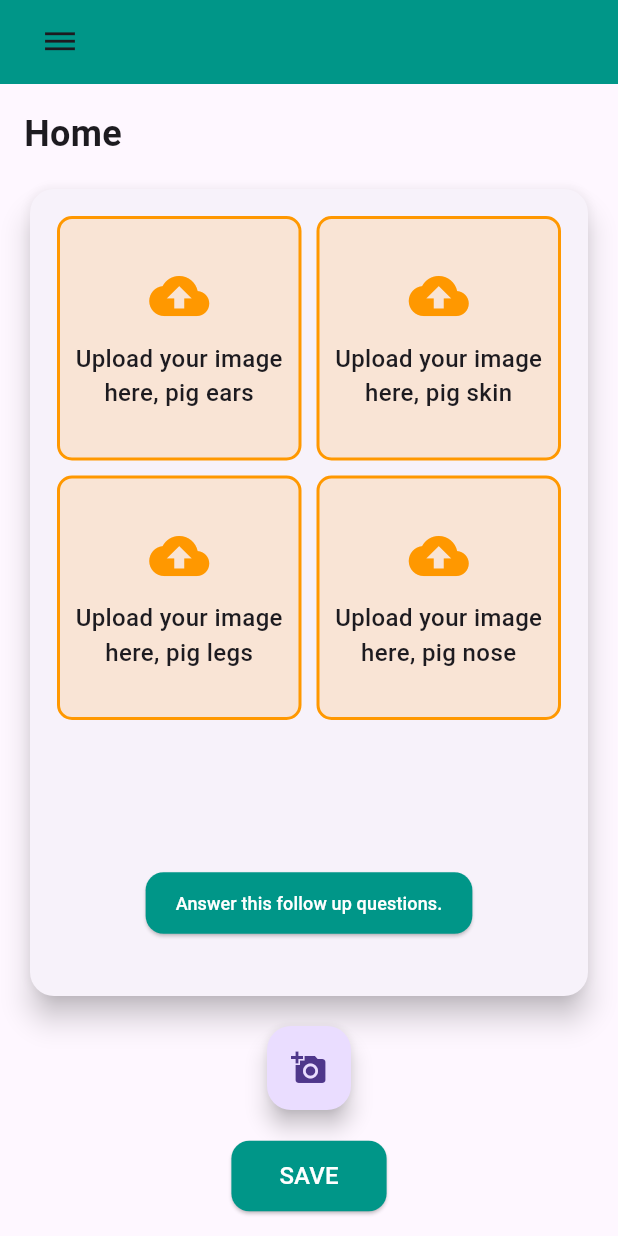
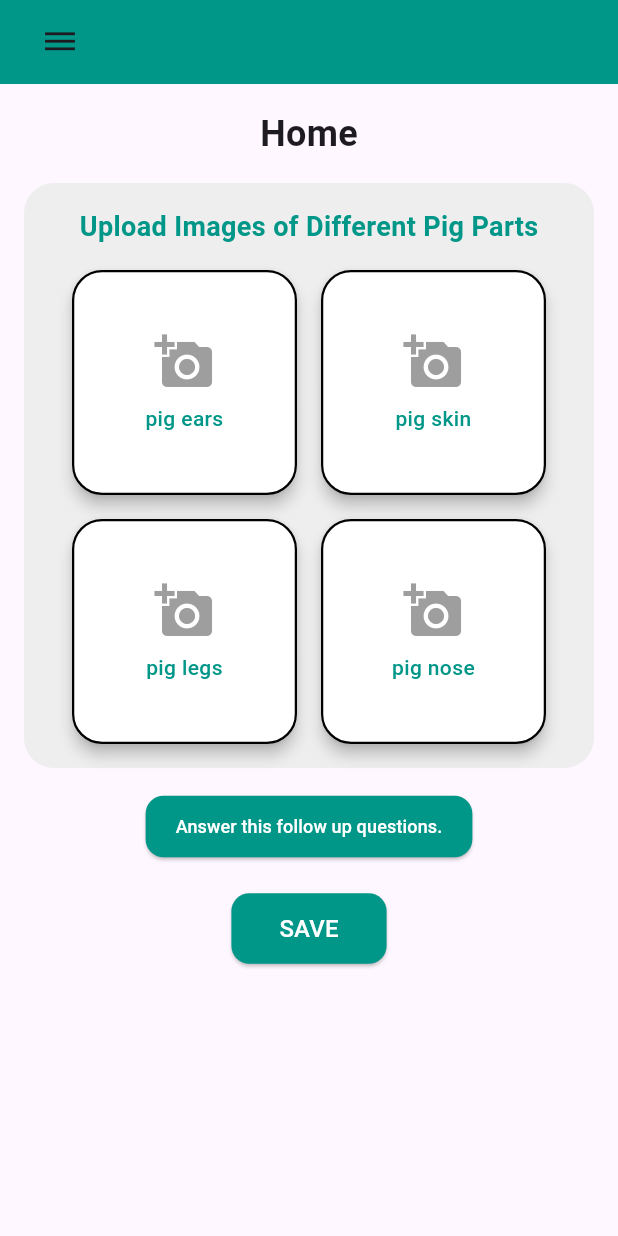
Before and after one commit to MorsHs/swine_care, a Flutter app: the HomePage screen opened by its route, on a phone screen of 412 x 824 dp. Run offline on Flutter 3.47's test engine with Material 3 defaults, Android fonts, the phone set to English and light mode, and no system bars; our stand-ins replace flutter_settings_screens, go_router, google_fonts, image_picker, lottie, smooth_page_indicator.

Commit message:
enhancing homepage

```diff
--- a/lib/feature/homepage/presentation/pages/HomePage.dart
+++ b/lib/feature/homepage/presentation/pages/HomePage.dart
@@ -1,12 +1,35 @@
+import 'dart:io';
 import 'package:flutter/material.dart';
 import 'package:google_fonts/google_fonts.dart';
-import 'package:swine_care/feature/homepage/presentation/widget/CameraFloatingButton.dart';
+import 'package:image_picker/image_picker.dart';
+import 'package:swine_care/feature/homepage/presentation/widget/CameraGrid.dart';
 import 'package:swine_care/feature/homepage/presentation/widget/CheckerButton.dart';
 import 'package:swine_care/feature/homepage/presentation/widget/SaveButton.dart';
-import 'package:swine_care/feature/homepage/presentation/widget/UploadImageGrid.dart';
 
-class HomePage extends StatelessWidget {
+class HomePage extends StatefulWidget {
   const HomePage({super.key});
+
+  @override
+  State<HomePage> createState() => _HomePageState();
+}
+
+class _HomePageState extends State<HomePage> {
+  final ImagePicker picker = ImagePicker();
+  File? selectedImageEars;
+  File? selectedImageSkin;
+  File? selectedImageLegs;
+  File? selectedImageNose;
+
+  Future<void> getImage(ImageSource source, Function(File) setImage) async {
+    final pickedFile = await picker.pickImage(source: source);
+    if (pickedFile != null) {
+      setState(() {
+        setImage(File(pickedFile.path));
+      });
+    } else {
+      print("No image selected.");
+    }
+  }
 
   @override
   Widget build(BuildContext context) {
@@ -15,21 +38,19 @@ class HomePage extends StatelessWidget {
         title: Row(
           children: [
             SizedBox(
-              child: IconButton(onPressed: (){},
-                icon: const Icon(
-                    Icons.dehaze
-                ),
+              child: IconButton(
+                onPressed: () {},
+                icon: const Icon(Icons.dehaze),
               ),
             ),
           ],
         ),
         backgroundColor: Colors.teal,
       ),
-
       body: Padding(
         padding: const EdgeInsets.all(16.0),
         child: Column(
-          crossAxisAlignment: CrossAxisAlignment.start,
+          mainAxisAlignment: MainAxisAlignment.start,
           children: [
             Text(
               "Home",
@@ -39,34 +60,58 @@ class HomePage extends StatelessWidget {
               ),
             ),
             const SizedBox(height: 16),
-            Expanded(
-              child: Card(
-                elevation: 8,
-                shape: RoundedRectangleBorder(
-                  borderRadius: BorderRadius.circular(16),
-                ),
-                child: const Padding(
-                  padding: EdgeInsets.all(8.0),
-                  child: Column(
-                    children: [
-                     Expanded(
-                         child:UploadImageGrid()
-                     ),
-                      CheckerButton(),
-                      SizedBox(height: 30)
-                    ],
-                  ),
-                ),
+
+            // Main Container
+            Container(
+              width: MediaQuery.of(context).size.width,
+              padding: const EdgeInsets.all(16),
+              decoration: BoxDecoration(
+                color: Colors.grey[200],
+                borderRadius: BorderRadius.circular(20),
+              ),
+              child: CameraGrid(
+                selectedImageEars: selectedImageEars,
+                selectedImageSkin: selectedImageSkin,
+                selectedImageLegs: selectedImageLegs,
+                selectedImageNose: selectedImageNose,
+                onImageEarsSelected: () async {
+                  await getImage(ImageSource.gallery, (image) {
+                    setState(() {
+                      selectedImageEars = image;
+                    });
+                  });
+                },
+                onImageSkinSelected: () async {
+                  await getImage(ImageSource.gallery, (image) {
+                    setState(() {
+                      selectedImageSkin = image;
+                    });
+                  });
+                },
+                onImageLegsSelected: () async {
+                  await getImage(ImageSource.gallery, (image) {
+                    setState(() {
+                      selectedImageLegs = image;
+                    });
+                  });
+                },
+                onImageNoseSelected: () async {
+                  await getImage(ImageSource.gallery, (image) {
+                    setState(() {
+                      selectedImageNose = image;
+                    });
+                  });
+                },
               ),
             ),
-            const SizedBox(height: 16),
-            Align(
-              alignment: Alignment.bottomCenter,
-              child: CameraFloatingButton(),
-            ),
-            const SizedBox(height: 20),
-            const SaveButton(),
+            SizedBox(height: 15),
+            CheckerButton(),
+            SizedBox(height: 20),
+            SaveButton(),
+            SizedBox(height: 2),
           ],
+
+
         ),
       ),
     );
--- /dev/null
+++ b/lib/feature/homepage/presentation/widget/CameraContainer.dart
@@ -0,0 +1,65 @@
+import 'dart:io';
+import 'package:flutter/material.dart';
+import 'package:google_fonts/google_fonts.dart';
+
+class CameraContainer extends StatelessWidget {
+  final String text;
+  final IconData icon;
+  final File? selectedImage;
+  final VoidCallback onTap;
+
+  const CameraContainer({
+    Key? key,
+    required this.text,
+    required this.icon,
+    this.selectedImage,
+    required this.onTap,
+  }) : super(key: key);
+
+  @override
+  Widget build(BuildContext context) {
+    return GestureDetector(
+      onTap: onTap,
+      child: Material(
+        elevation: 4,
+        borderRadius: BorderRadius.circular(20),
+        child: Container(
+          width: 150,
+          height: 150,
+          decoration: BoxDecoration(
+            color: Colors.white,
+            border: Border.all(color: Colors.black, width: 1.5),
+            borderRadius: BorderRadius.circular(20),
+          ),
+          child: Column(
+            mainAxisAlignment: MainAxisAlignment.center,
+            children: [
+              selectedImage == null
+                  ? Icon(
+                icon,
+                size: 40,
+                color: Colors.grey,
+              )
+                  : Image.file(
+                selectedImage!,
+                fit: BoxFit.cover,
+                width: 150,
+                height: 150,
+              ),
+              const SizedBox(height: 8),
+              Text(
+                text,
+                textAlign: TextAlign.center,
+                style: GoogleFonts.concertOne(
+                  fontSize: 14,
+                  fontWeight: FontWeight.w500,
+                  color: Colors.teal,
+                ),
+              ),
+            ],
+          ),
+        ),
+      ),
+    );
+  }
+}
--- a/lib/feature/homepage/presentation/widget/CameraFloatingButton.dart
+++ /dev/null
@@ -1,14 +0,0 @@
-import 'package:flutter/material.dart';
-
-class CameraFloatingButton extends StatelessWidget {
-  const CameraFloatingButton({super.key});
-
-  @override
-  Widget build(BuildContext context) {
-    return FloatingActionButton(
-      onPressed: () {},
-      tooltip: 'Pick Image',
-      child: const Icon(Icons.add_a_photo),
-    );
-  }
-}
--- /dev/null
+++ b/lib/feature/homepage/presentation/widget/CameraGrid.dart
@@ -0,0 +1,85 @@
+import 'dart:io';
+import 'package:flutter/material.dart';
+import 'package:google_fonts/google_fonts.dart';
+import 'package:swine_care/feature/homepage/presentation/widget/CameraContainer.dart';
+
+class CameraGrid extends StatelessWidget {
+  final File? selectedImageEars;
+  final File? selectedImageSkin;
+  final File? selectedImageLegs;
+  final File? selectedImageNose;
+  final VoidCallback onImageEarsSelected;
+  final VoidCallback onImageSkinSelected;
+  final VoidCallback onImageLegsSelected;
+  final VoidCallback onImageNoseSelected;
+
+  const CameraGrid({
+    Key? key,
+    this.selectedImageEars,
+    this.selectedImageSkin,
+    this.selectedImageLegs,
+    this.selectedImageNose,
+    required this.onImageEarsSelected,
+    required this.onImageSkinSelected,
+    required this.onImageLegsSelected,
+    required this.onImageNoseSelected,
+  }) : super(key: key);
+
+  @override
+  Widget build(BuildContext context) {
+    return Column(
+      children: [
+        Text(
+          "Upload Images of Different Pig Parts",
+          style: GoogleFonts.concertOne(
+            fontSize: 18,
+            fontWeight: FontWeight.bold,
+            color: Colors.teal,
+          ),
+        ),
+        const SizedBox(height: 16),
+
+        // Row of 4 containers for cameras
+        Row(
+          mainAxisAlignment: MainAxisAlignment.spaceEvenly,
+          children: [
+
+            CameraContainer(
+              text: "pig ears",
+              icon: Icons.add_a_photo,
+              selectedImage: selectedImageEars,
+              onTap: onImageEarsSelected,
+            ),
+
+            CameraContainer(
+              text: "pig skin",
+              icon: Icons.add_a_photo,
+              selectedImage: selectedImageSkin,
+              onTap: onImageSkinSelected,
+            ),
+          ],
+        ),
+        const SizedBox(height: 16),
+        Row(
+          mainAxisAlignment: MainAxisAlignment.spaceEvenly,
+          children: [
+
+            CameraContainer(
+              text: "pig legs",
+              icon: Icons.add_a_photo,
+              selectedImage: selectedImageLegs,
+              onTap: onImageLegsSelected,
+            ),
+
+            CameraContainer(
+              text: "pig nose",
+              icon: Icons.add_a_photo,
+              selectedImage: selectedImageNose,
+              onTap: onImageNoseSelected,
+            ),
+          ],
+        ),
+      ],
+    );
+  }
+}
--- a/lib/feature/homepage/presentation/widget/CheckerButton.dart
+++ b/lib/feature/homepage/presentation/widget/CheckerButton.dart
@@ -9,7 +9,7 @@ class CheckerButton extends StatelessWidget {
     return  Center(
       child: ElevatedButton(
         onPressed: () {
-          // Add save functionality here
+
         },
         style: ElevatedButton.styleFrom(
           backgroundColor: Colors.teal,
--- a/lib/feature/homepage/presentation/widget/SaveButton.dart
+++ b/lib/feature/homepage/presentation/widget/SaveButton.dart
@@ -9,7 +9,7 @@ class SaveButton extends StatelessWidget {
     return  Center(
       child: ElevatedButton(
         onPressed: () {
-          // Add save functionality here
+
         },
         style: ElevatedButton.styleFrom(
           backgroundColor: Colors.teal,
--- a/lib/feature/homepage/presentation/widget/UploadImageGrid.dart
+++ /dev/null
@@ -1,67 +0,0 @@
-import 'package:flutter/material.dart';
-
-class UploadImageGrid extends StatelessWidget {
-  const UploadImageGrid({Key? key}) : super(key: key);
-
-  @override
-  Widget build(BuildContext context) {
-    // Titles for each container
-    final List<String> containerTitles = [
-      'Upload your image here,'
-          ' pig ears',
-      'Upload your image here,'
-          ' pig skin',
-      'Upload your image here, '
-          'pig legs',
-      'Upload your image here,'
-          ' pig nose',
-    ];
-
-    return GridView.count(
-      crossAxisCount: 2,
-      crossAxisSpacing: 10,
-      mainAxisSpacing: 10,
-      padding: const EdgeInsets.all(10),
-      children: List.generate(
-        containerTitles.length,
-            (index) => _buildUploadContainer(containerTitles[index]),
-      ),
-    );
-  }
-
-  Widget _buildUploadContainer(String title) {
-    return GestureDetector(
-      onTap: (){
-
-      },
-      child: Container(
-        decoration: BoxDecoration(
-          color: Colors.orangeAccent.withOpacity(0.2),
-          border: Border.all(color: Colors.orange, width: 2),
-          borderRadius: BorderRadius.circular(10),
-        ),
-        child: Center(
-          child: Column(
-            mainAxisAlignment: MainAxisAlignment.center,
-            children: [
-              const Icon(
-                Icons.cloud_upload,
-                size: 40,
-                color: Colors.orange,
-              ),
-              const SizedBox(height: 10),
-              Text(
-                title,
-                style: const TextStyle(
-                  fontSize: 16,
-                  fontWeight: FontWeight.w500,
-                ),
-                textAlign: TextAlign.center,
-              ),
-            ],
-          ),
-        ),
-      ),
-    );
-  }
-}
```
